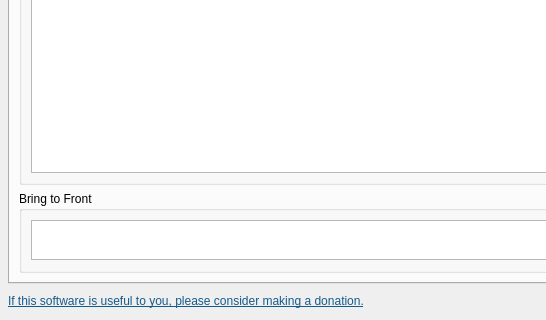
Qt form src/bosskeydialog.ui (solaristhesun/bosskey) before a commit; both pictures show x 0 to 546 and y 330 to 650 of the 1000 by 650 pixel window.
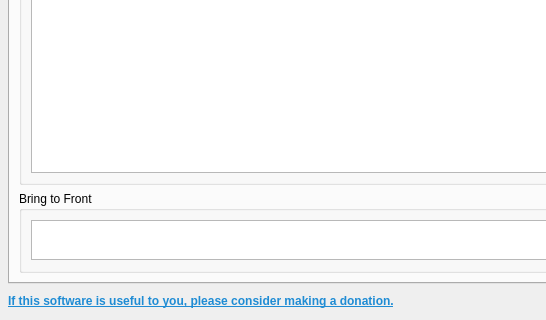
The same form after that commit. The open tabs and pages were chosen to show the change. Icons and pictures are not drawn. Custom widgets are drawn as their Qt base class.

Commit message: make donation link detour via scheler.com (closes #1)

```diff
--- a/src/bosskeydialog.ui
+++ b/src/bosskeydialog.ui
@@ -396,7 +396,7 @@
      <item>
       <widget class="QLabel" name="donationLabel">
        <property name="text">
-        <string notr="true">&lt;html&gt;&lt;head/&gt;&lt;body&gt;&lt;p&gt;&lt;a href=&quot;https://www.buymeacoffee.com/solaristhesun&quot;&gt;&lt;span style=&quot; text-decoration: underline; color:#155b8a;&quot;&gt;If this software is useful to you, please consider making a donation.&lt;/span&gt;&lt;/a&gt;&lt;/p&gt;&lt;/body&gt;&lt;/html&gt;</string>
+        <string notr="true">&lt;html&gt;&lt;head/&gt;&lt;body&gt;&lt;p&gt;&lt;a href=&quot;https://scheler.com/bosskey/donate&quot;&gt;&lt;span style=&quot; font-weight:600; text-decoration: underline; color:#1f8cd4;&quot;&gt;If this software is useful to you, please consider making a donation.&lt;/span&gt;&lt;/a&gt;&lt;/p&gt;&lt;/body&gt;&lt;/html&gt;</string>
        </property>
        <property name="openExternalLinks">
         <bool>true</bool>
```
Left out of the diff: 2 changed lines with no effect on the pictures.
